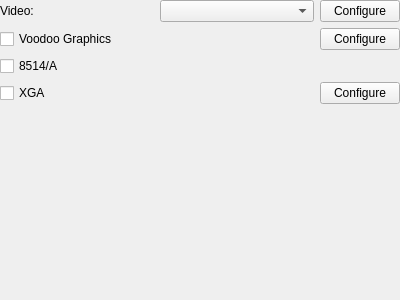
Old version of the form src/qt/qt_settingsdisplay.ui in the repository 86Box/86Box.
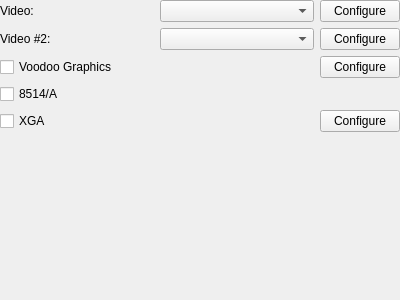
New version of the form.

The edit to the form file:
```diff
--- a/src/qt/qt_settingsdisplay.ui
+++ b/src/qt/qt_settingsdisplay.ui
@@ -26,16 +26,29 @@
    <property name="bottomMargin">
     <number>0</number>
    </property>
+   <item row="3" column="0" colspan="2">
+    <widget class="QCheckBox" name="checkBox8514">
+     <property name="text">
+      <string>8514/A</string>
+     </property>
+    </widget>
+   </item>
+   <item row="5" column="0">
+    <spacer name="verticalSpacer">
+     <property name="orientation">
+      <enum>Qt::Vertical</enum>
+     </property>
+     <property name="sizeHint" stdset="0">
+      <size>
+       <width>20</width>
+       <height>40</height>
+      </size>
+     </property>
+    </spacer>
+   </item>
    <item row="0" column="1">
     <widget class="QComboBox" name="comboBoxVideo"/>
    </item>
-   <item row="0" column="0">
-    <widget class="QLabel" name="label">
-     <property name="text">
-      <string>Video:</string>
-     </property>
-    </widget>
-   </item>
    <item row="0" column="2">
     <widget class="QPushButton" name="pushButtonConfigure">
      <property name="sizePolicy">
@@ -49,53 +62,57 @@
      </property>
     </widget>
    </item>
-   <item row="1" column="2">
-    <widget class="QPushButton" name="pushButtonConfigureVoodoo">
-     <property name="text">
-      <string>Configure</string>
-     </property>
-    </widget>
-   </item>
-   <item row="1" column="0" colspan="2">
+   <item row="2" column="0" colspan="2">
     <widget class="QCheckBox" name="checkBoxVoodoo">
      <property name="text">
       <string>Voodoo Graphics</string>
      </property>
     </widget>
    </item>
-   <item row="2" column="0" colspan="2">
-    <widget class="QCheckBox" name="checkBox8514">
-     <property name="text">
-      <string>8514/A</string>
-     </property>
-    </widget>
-   </item>
-   <item row="3" column="2">
-    <widget class="QPushButton" name="pushButtonConfigureXga">
+   <item row="2" column="2">
+    <widget class="QPushButton" name="pushButtonConfigureVoodoo">
      <property name="text">
       <string>Configure</string>
      </property>
     </widget>
    </item>
-   <item row="3" column="0" colspan="2">
+   <item row="0" column="0">
+    <widget class="QLabel" name="label">
+     <property name="text">
+      <string>Video:</string>
+     </property>
+    </widget>
+   </item>
+   <item row="4" column="0" colspan="2">
     <widget class="QCheckBox" name="checkBoxXga">
      <property name="text">
       <string>XGA</string>
      </property>
     </widget>
    </item>
-   <item row="4" column="0">
-    <spacer name="verticalSpacer">
-     <property name="orientation">
-      <enum>Qt::Vertical</enum>
+   <item row="4" column="2">
+    <widget class="QPushButton" name="pushButtonConfigureXga">
+     <property name="text">
+      <string>Configure</string>
      </property>
-     <property name="sizeHint" stdset="0">
-      <size>
-       <width>20</width>
-       <height>40</height>
-      </size>
+    </widget>
+   </item>
+   <item row="1" column="0">
+    <widget class="QLabel" name="label_2">
+     <property name="text">
+      <string>Video #2:</string>
      </property>
-    </spacer>
+    </widget>
+   </item>
+   <item row="1" column="1">
+    <widget class="QComboBox" name="comboBoxVideoSecondary"/>
+   </item>
+   <item row="1" column="2">
+    <widget class="QPushButton" name="pushButtonConfigureSecondary">
+     <property name="text">
+      <string>Configure</string>
+     </property>
+    </widget>
    </item>
   </layout>
  </widget>
```
